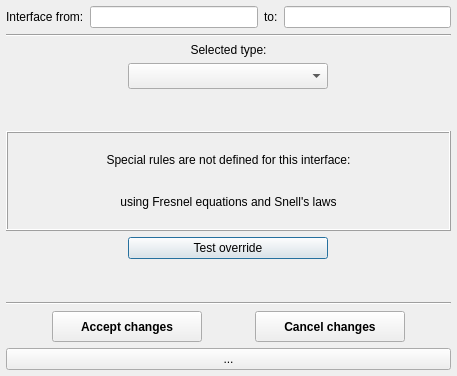
Old version of the form ants3bundle/src/ants3/gui/photsim/ainterfaceruledialog.ui in the repository andrmor/ANTS3bundle.
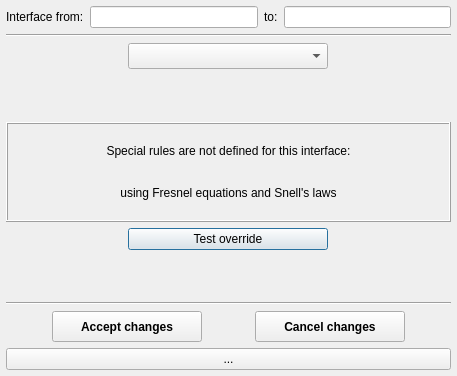
New version of the form.

Patch:
```diff
--- a/ants3bundle/src/ants3/gui/photsim/ainterfaceruledialog.ui
+++ b/ants3bundle/src/ants3/gui/photsim/ainterfaceruledialog.ui
@@ -74,20 +74,6 @@
      </property>
     </widget>
    </item>
-   <item>
-    <layout class="QHBoxLayout" name="horizontalLayout_3">
-     <item>
-      <widget class="QLabel" name="label_3">
-       <property name="text">
-        <string>Selected type:</string>
-       </property>
-       <property name="alignment">
-        <set>Qt::AlignCenter</set>
-       </property>
-      </widget>
-     </item>
-    </layout>
-   </item>
    <item alignment="Qt::AlignHCenter">
     <widget class="QComboBox" name="cobType">
      <property name="minimumSize">
@@ -104,7 +90,6 @@
      </property>
      <property name="font">
       <font>
-       <weight>75</weight>
        <bold>true</bold>
       </font>
      </property>
```
Left out of the diff: 2 changed lines with no effect on the pictures.
